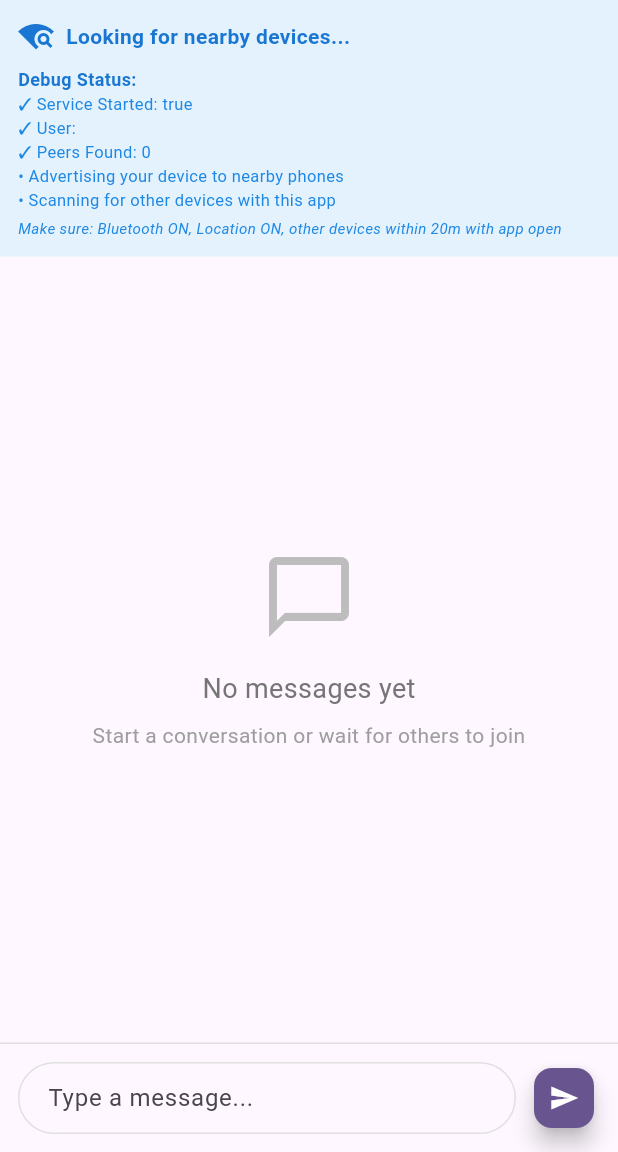
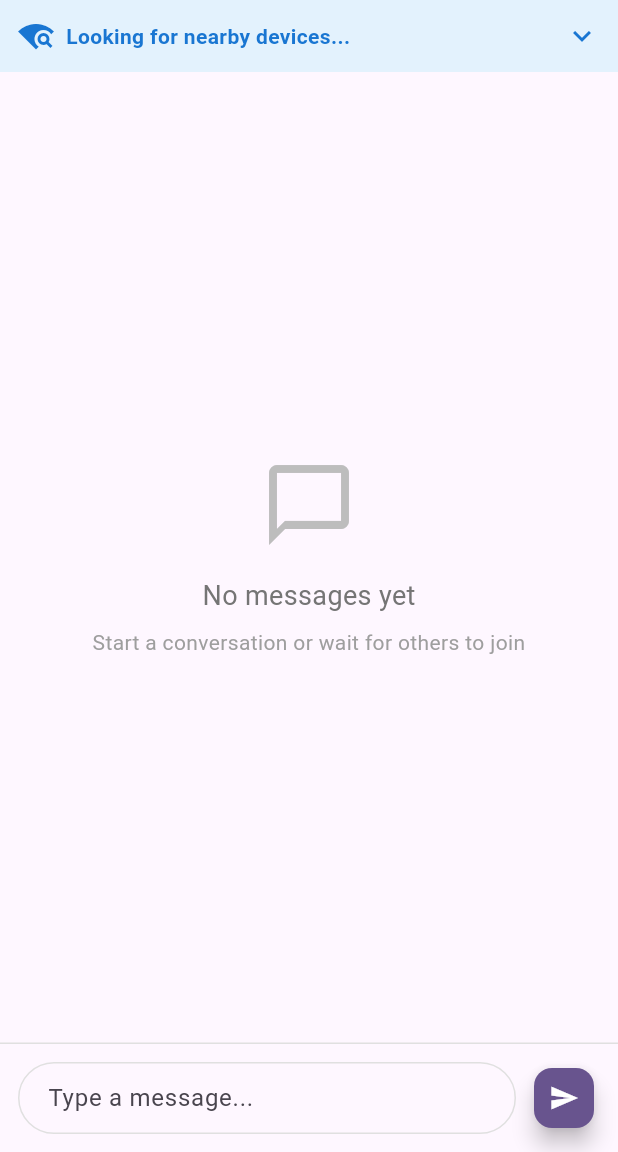
Before and after one commit to da1nerd/gossip-chat, a Flutter app: the ChatScreen screen opened directly, on a phone screen of 412 x 824 dp, the part 84-1236 px from its top. Run offline on Flutter 3.47's test engine with Material 3 defaults, Android fonts, the phone set to English and light mode, and no system bars; our stand-ins replace device_info_plus, location, permission_handler, shared_preferences; missing offline and left inert: gossip, nearby_connections; accounts and stored records are empty.

Commit message:
connection banner

```diff
--- a/lib/screens/chat_screen.dart
+++ b/lib/screens/chat_screen.dart
@@ -1,6 +1,6 @@
 import 'package:flutter/material.dart';
 import 'package:gossip_chat_demo/services/gossip_chat_service.dart';
-import 'package:gossip_chat_demo/widgets/connection_debug_widget.dart';
+import 'package:gossip_chat_demo/widgets/expandable_connection_banner.dart';
 import 'package:provider/provider.dart';
 import '../widgets/message_bubble.dart';
 import '../widgets/peer_list_drawer.dart';
@@ -150,7 +150,7 @@ class _ChatScreenState extends State<ChatScreen> {
       endDrawer: const PeerListDrawer(),
       body: Column(
         children: [
-          // Connection status
+          // Connection status banners
           Consumer<GossipChatService>(
             builder: (context, chatService, child) {
               if (_isStarting) {
@@ -192,82 +192,11 @@ class _ChatScreenState extends State<ChatScreen> {
                     ],
                   ),
                 );
-              } else if (!chatService.hasConnectedPeers) {
-                return Container(
-                  padding: const EdgeInsets.all(12),
-                  color: Colors.blue.shade50,
-                  child: Column(
-                    crossAxisAlignment: CrossAxisAlignment.start,
-                    children: [
-                      Row(
-                        children: [
-                          Icon(Icons.wifi_find, color: Colors.blue.shade700),
-                          const SizedBox(width: 8),
-                          Expanded(
-                            child: Text(
-                              'Looking for nearby devices...',
-                              style: TextStyle(
-                                  color: Colors.blue.shade700,
-                                  fontWeight: FontWeight.bold),
-                            ),
-                          ),
-                        ],
-                      ),
-                      const SizedBox(height: 8),
-                      Text(
-                        'Debug Status:',
-                        style: TextStyle(
-                            color: Colors.blue.shade700,
-                            fontSize: 12,
-                            fontWeight: FontWeight.bold),
-                      ),
-                      Text(
-                        '✓ Service Started: ${chatService.isStarted}',
-                        style: TextStyle(
-                            color: Colors.blue.shade600, fontSize: 11),
-                      ),
-                      Text(
-                        '✓ User: ${chatService.userName ?? "Unknown"}',
-                        style: TextStyle(
-                            color: Colors.blue.shade600, fontSize: 11),
-                      ),
-                      Text(
-                        '✓ Peers Found: ${chatService.connectedPeerCount}',
-                        style: TextStyle(
-                            color: Colors.blue.shade600, fontSize: 11),
-                      ),
-                      // if (chatService.hasConnectedPeers)
-                      //   ...chatService.peers.map((peer) => Text(
-                      //         '  - ${peer.name} (${peer.status.name})',
-                      //         style: TextStyle(
-                      //             color: Colors.blue.shade600, fontSize: 10),
-                      //       )),
-                      Text(
-                        '• Advertising your device to nearby phones',
-                        style: TextStyle(
-                            color: Colors.blue.shade600, fontSize: 11),
-                      ),
-                      Text(
-                        '• Scanning for other devices with this app',
-                        style: TextStyle(
-                            color: Colors.blue.shade600, fontSize: 11),
-                      ),
-                      const SizedBox(height: 4),
-                      Text(
-                        'Make sure: Bluetooth ON, Location ON, other devices within 20m with app open',
-                        style: TextStyle(
-                            color: Colors.blue.shade600,
-                            fontSize: 10,
-                            fontStyle: FontStyle.italic),
-                      ),
-                    ],
-                  ),
-                );
+              } else {
+                return const ExpandableConnectionBanner();
               }
-              return const SizedBox.shrink();
             },
           ),
-
           // Messages list
           Expanded(
             child: Consumer<GossipChatService>(
--- /dev/null
+++ b/lib/widgets/expandable_connection_banner.dart
@@ -0,0 +1,148 @@
+import 'package:flutter/material.dart';
+import 'package:gossip_chat_demo/services/gossip_chat_service.dart';
+import 'package:provider/provider.dart';
+
+/// An expandable banner that shows connection status and debug information.
+/// Shows a blue banner with "Looking for nearby devices..." that can be tapped
+/// to expand and show detailed connection debug information.
+class ExpandableConnectionBanner extends StatefulWidget {
+  const ExpandableConnectionBanner({super.key});
+
+  @override
+  State<ExpandableConnectionBanner> createState() =>
+      _ExpandableConnectionBannerState();
+}
+
+class _ExpandableConnectionBannerState
+    extends State<ExpandableConnectionBanner> {
+  bool _isExpanded = false;
+
+  @override
+  Widget build(BuildContext context) {
+    return Consumer<GossipChatService>(
+      builder: (context, chatService, child) {
+        final stats = chatService.getConnectionStats();
+
+        return GestureDetector(
+          onTap: () {
+            setState(() {
+              _isExpanded = !_isExpanded;
+            });
+          },
+          child: Container(
+            padding: const EdgeInsets.all(12),
+            color: Colors.blue.shade50,
+            child: Column(
+              crossAxisAlignment: CrossAxisAlignment.start,
+              children: [
+                Row(
+                  children: [
+                    Icon(Icons.wifi_find, color: Colors.blue.shade700),
+                    const SizedBox(width: 8),
+                    Expanded(
+                      child: Text(
+                        chatService.hasConnectedPeers
+                            ? '${chatService.connectedPeerCount} device${chatService.connectedPeerCount != 1 ? 's' : ''} connected'
+                            : 'Looking for nearby devices...',
+                        style: TextStyle(
+                            color: Colors.blue.shade700,
+                            fontWeight: FontWeight.bold),
+                      ),
+                    ),
+                    Icon(
+                      _isExpanded ? Icons.expand_less : Icons.expand_more,
+                      color: Colors.blue.shade700,
+                    ),
+                  ],
+                ),
+                if (_isExpanded) ...[
+                  const SizedBox(height: 12),
+                  const Divider(height: 1),
+                  const SizedBox(height: 12),
+                  _buildInfoRow(
+                      'Service Status', _getConnectionStatusText(stats)),
+                  _buildInfoRow(
+                      'Device Name', chatService.userName ?? 'Unknown'),
+                  _buildInfoRow('Sync Strategy',
+                      stats['connectionStrategy']?.toString() ?? 'N/A'),
+                  _buildInfoRow(
+                      'Total Messages', chatService.messages.length.toString()),
+                  _buildInfoRow(
+                      'Service ID', stats['serviceId']?.toString() ?? 'N/A'),
+                  _buildInfoRow('Pending Connections',
+                      stats['pendingConnections']?.toString() ?? '0'),
+                  _buildInfoRow('Connection Attempts',
+                      stats['connectionAttempts']?.toString() ?? '0'),
+                  const SizedBox(height: 8),
+                  if (!chatService.hasConnectedPeers) ...[
+                    Text(
+                      '• Advertising your device to nearby phones',
+                      style:
+                          TextStyle(color: Colors.blue.shade600, fontSize: 11),
+                    ),
+                    Text(
+                      '• Scanning for other devices with this app',
+                      style:
+                          TextStyle(color: Colors.blue.shade600, fontSize: 11),
+                    ),
+                    const SizedBox(height: 4),
+                    Text(
+                      'Make sure: Bluetooth ON, Location ON, other devices within 20m with app open',
+                      style: TextStyle(
+                          color: Colors.blue.shade600,
+                          fontSize: 10,
+                          fontStyle: FontStyle.italic),
+                    ),
+                  ],
+                ],
+              ],
+            ),
+          ),
+        );
+      },
+    );
+  }
+
+  Widget _buildInfoRow(String label, String value) {
+    return Padding(
+      padding: const EdgeInsets.symmetric(vertical: 2.0),
+      child: Row(
+        crossAxisAlignment: CrossAxisAlignment.start,
+        children: [
+          SizedBox(
+            width: 140,
+            child: Text(
+              '$label:',
+              style: TextStyle(
+                fontWeight: FontWeight.w500,
+                color: Colors.blue.shade700,
+                fontSize: 12,
+              ),
+            ),
+          ),
+          Expanded(
+            child: Text(
+              value,
+              style: TextStyle(
+                fontFamily: 'monospace',
+                color: Colors.blue.shade600,
+                fontSize: 12,
+              ),
+            ),
+          ),
+        ],
+      ),
+    );
+  }
+
+  String _getConnectionStatusText(Map<String, dynamic> stats) {
+    final isInitialized = stats['initialized'] == true;
+    final connectedPeers = stats['connectedPeers'] as int? ?? 0;
+    final pendingConnections = stats['pendingConnections'] as int? ?? 0;
+
+    if (!isInitialized) return 'Not Initialized';
+    if (connectedPeers > 0) return 'Connected';
+    if (pendingConnections > 0) return 'Connecting...';
+    return 'Searching...';
+  }
+}
```
Also changed, not shown: 1 other file.
